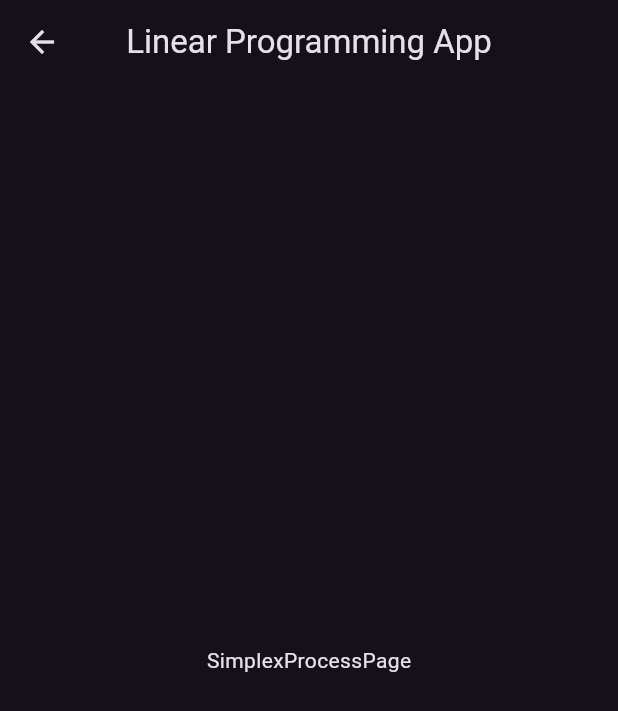
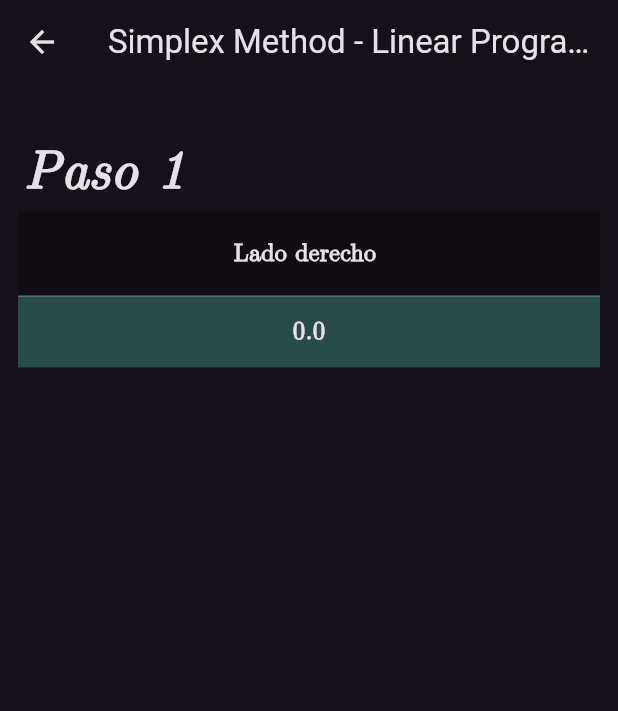
Before and after one commit to OppositeDragon/linearprogrammingapp, a Flutter app: the SimplexProcessPage screen opened by its route, on a phone screen of 412 x 824 dp. Shown: the top 711 px of the screen. Run offline on Flutter 3.47's test engine with Material 3 defaults, Android fonts, the phone set to English and light mode, and no system bars; our stand-ins replace appwrite, flutter_riverpod, freezed_annotation, go_router, hive_flutter, riverpod_annotation; missing offline and left inert: equations, flutter_math_fork, window_location_href; accounts and stored records are empty; generated files the repository leaves out were written again.

Commit message:
LPOR-11 - The simplex process page has been edited, to show the answer, with steps to achieve solution. It paints  cells of pivot row and column, as well as the answer no final tableu.

```diff
--- a/lib/pages/process_algebraic_page.dart
+++ b/lib/pages/process_algebraic_page.dart
@@ -20,18 +20,11 @@ class AlgebraicProcessPage extends ConsumerWidget {
 
     return Scaffold(
       appBar: AppBar(
-        title: const Text('Linear Programming App'),
+        title: const Text('Algebraic Method - Linear Programming App'),
         centerTitle: true,
       ),
       body: CustomScrollView(
         slivers: [
-          SliverToBoxAdapter(
-            child: Padding(
-              padding: const EdgeInsets.all(spaceL),
-              child: Text('Método Algebraico',
-                  textAlign: TextAlign.center, style: textTheme.displaySmall),
-            ),
-          ),
           SliverToBoxAdapter(
             child: Center(
               child: SingleChildScrollView(
--- a/lib/pages/process_simplex_page.dart
+++ b/lib/pages/process_simplex_page.dart
@@ -1,16 +1,120 @@
 import 'package:flutter/material.dart';
+import 'package:flutter_math_fork/flutter_math.dart';
 import 'package:flutter_riverpod/flutter_riverpod.dart';
+import 'package:linearprogrammingapp/constants/numeric.dart';
+import 'package:linearprogrammingapp/controllers/simplex_mode_controller.dart';
 
 class SimplexProcessPage extends ConsumerWidget {
   const SimplexProcessPage({super.key});
 
   @override
   Widget build(BuildContext context, WidgetRef ref) {
+    final ColorScheme colorScheme = Theme.of(context).colorScheme;
+    final TextTheme textTheme = Theme.of(context).textTheme;
+    final simplexData = ref.read(simplexControllerProvider.notifier).getAnswer();
+    Color? cellColor(int i, int j, int k) {
+      if (i == simplexData.tableus.length - 1 && j == 0 && k == simplexData.tableus[i][j].length - 1) {
+        return Colors.tealAccent.withOpacity(0.25);
+      }
+      if (i != simplexData.tableus.length - 1) {
+        if (simplexData.pivotsCoordinates[i].y == j && simplexData.pivotsCoordinates[i].x == k) {
+          return colorScheme.tertiary.withOpacity(0.2);
+        }
+        if (simplexData.pivotsCoordinates[i].y == j || simplexData.pivotsCoordinates[i].x == k) {
+          return colorScheme.primary.withOpacity(0.08);
+        }
+      }
+      return null;
+    }
+
+    print(
+        'tableus lenght: ${simplexData.tableus.length}, pivotsCoordinates lenght: ${simplexData.pivotsCoordinates.length}');
     return Scaffold(
-        appBar: AppBar(
-          title: const Text('Linear Programming App'),
-          centerTitle: true,
-        ),
-        body: const Center(child: Text('SimplexProcessPage')));
+      appBar: AppBar(
+        title: const Text('Simplex Method - Linear Programming App'),
+        centerTitle: true,
+      ),
+      body: CustomScrollView(
+        slivers: [
+          const SliverToBoxAdapter(
+            child: Text(''),
+          ),
+          for (int i = 0; i < simplexData.tableus.length; i++)
+            SliverPadding(
+              padding: const EdgeInsets.all(spaceL),
+              sliver: SliverToBoxAdapter(
+                child: Center(
+                  child: Column(
+                    crossAxisAlignment: CrossAxisAlignment.start,
+                    children: [
+                      Padding(
+                        padding: const EdgeInsets.all(spaceS),
+                        child: Text(
+                          "Paso ${i + 1}",
+                          style: textTheme.displaySmall!.copyWith(fontFamily: 'CMClassic', fontWeight: FontWeight.bold),
+                        ),
+                      ),
+                      DataTable(
+                        headingRowColor: const MaterialStatePropertyAll(Colors.black26),
+                        columnSpacing: 0,
+                        checkboxHorizontalMargin: 0,
+                        horizontalMargin: 0,
+                        columns: [
+                          for (int j = 0; j < simplexData.tableus[i].first.length; j++)
+                            DataColumn(
+                                label: Expanded(
+                              child: Center(
+                                child: j == simplexData.tableus[i].first.length - 1
+                                    ? Text(
+                                        ' Lado derecho  ',
+                                        style: textTheme.titleMedium!.copyWith(
+                                          fontFamily: 'CMRomanSerif',
+                                          fontWeight: FontWeight.bold,
+                                        ),
+                                      )
+                                    : Math.tex(
+                                        'x_${j + 1}',
+                                        textStyle: textTheme.titleLarge,
+                                        mathStyle: MathStyle.display,
+                                      ),
+                              ),
+                            )),
+                        ],
+                        rows: [
+                          for (int j = 0; j < simplexData.tableus[i].length; j++)
+                            DataRow(
+                              //selected: i != simplexData.tableus.length - 1 && simplexData.pivotsCoordinates[i].y == j,
+                              cells: [
+                                for (int k = 0; k < simplexData.tableus[i][j].length; k++)
+                                  DataCell(
+                                    DecoratedBox(
+                                        decoration: BoxDecoration(
+                                          color: cellColor(i, j, k),
+                                        ),
+                                        child: SizedBox.expand(
+                                            child: Padding(
+                                          padding: const EdgeInsets.symmetric(horizontal: spaceXXXL),
+                                          child: Center(
+                                              child: Text(
+                                            simplexData.tableus[i][j][k].toString(),
+                                            style: textTheme.bodyLarge!.copyWith(
+                                              fontFamily: 'CMRomanSerif',
+                                              fontWeight: FontWeight.bold,
+                                            ),
+                                          )),
+                                        ))),
+                                  ),
+                              ],
+                            ),
+                        ],
+                      ),
+                    ],
+                  ),
+                ),
+              ),
+            ),
+        ],
+      ),
+    );
   }
 }
```
